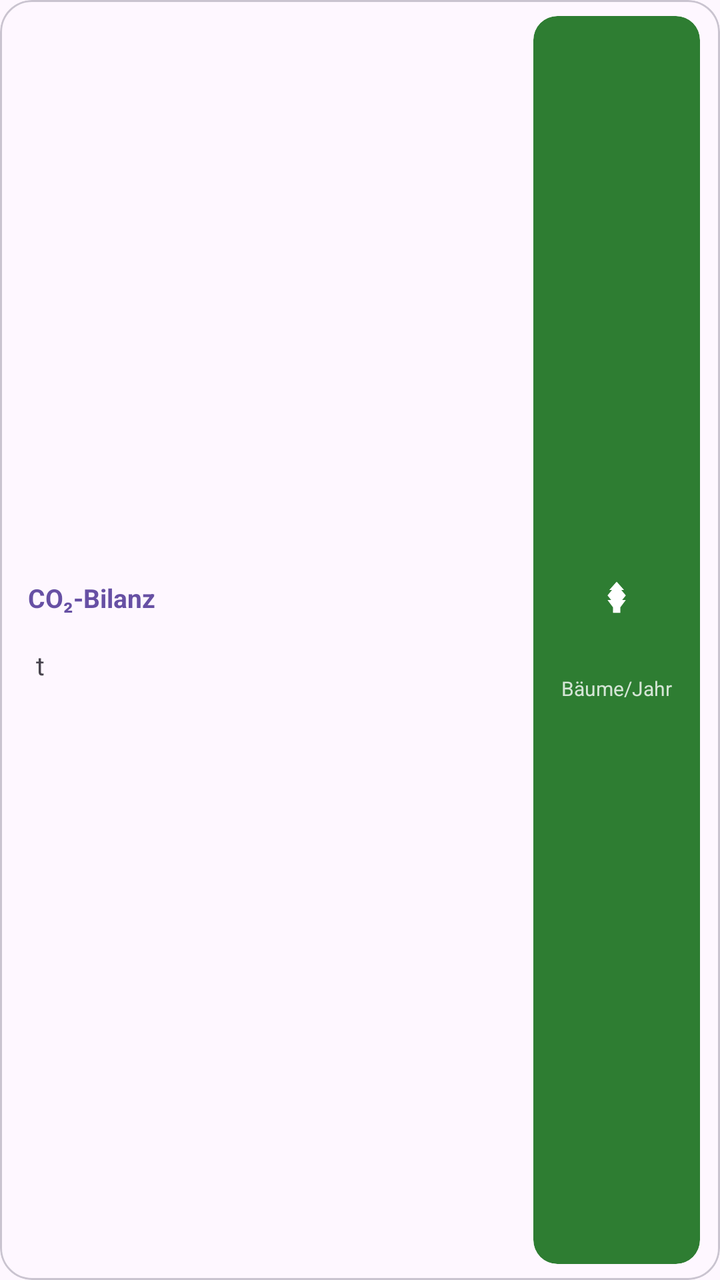
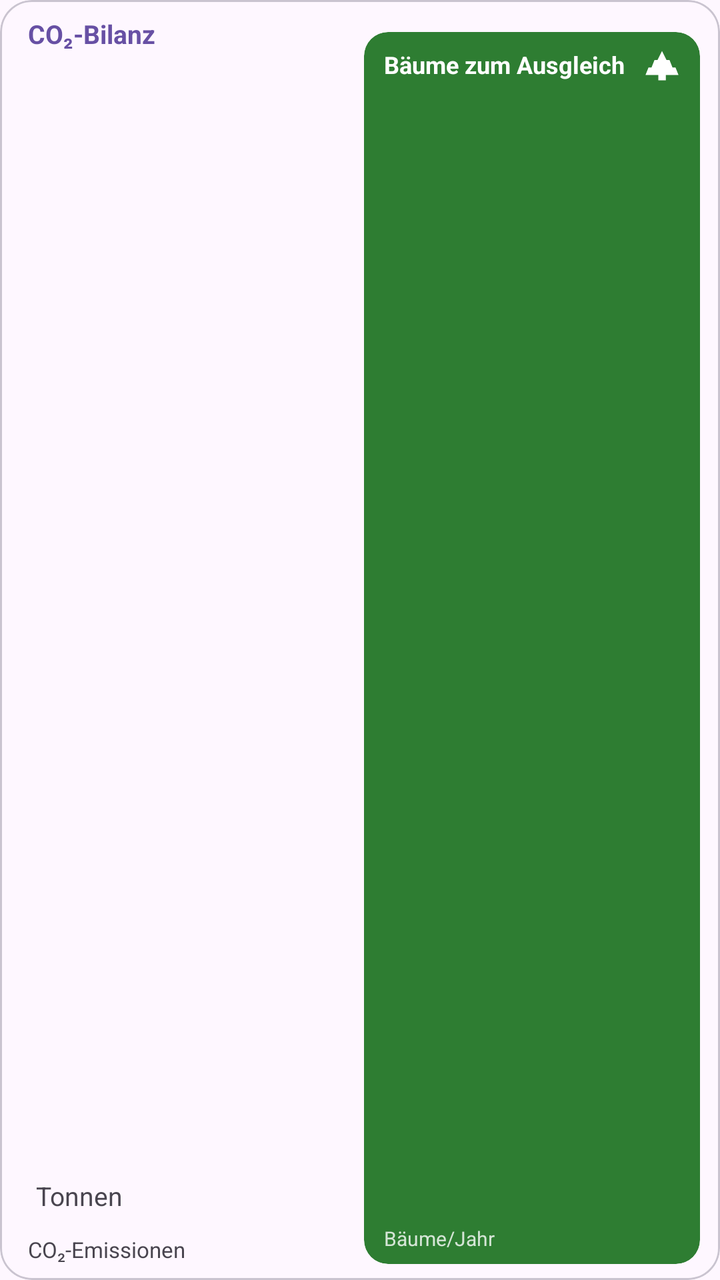

Before-and-after screenshots of an Android layout around one commit, followed by the original layout XML and the change that was made.
<!-- AndroidManifest.xml: application theme Theme.Logbook -->
<!-- res/layout/item_dashboard_tile_co2.xml -->
<?xml version="1.0" encoding="utf-8"?>
<com.google.android.material.card.MaterialCardView xmlns:android="http://schemas.android.com/apk/res/android"
    xmlns:app="http://schemas.android.com/apk/res-auto"
    android:id="@+id/tile_card"
    android:layout_width="match_parent"
    android:layout_height="104dp"
    android:clickable="true"
    android:focusable="true"
    android:foreground="?attr/selectableItemBackground"
    app:cardCornerRadius="16dp"
    app:cardElevation="0dp"
    app:strokeWidth="1dp">

    <LinearLayout
        android:layout_width="match_parent"
        android:layout_height="match_parent"
        android:gravity="center_vertical"
        android:orientation="horizontal"
        android:paddingStart="14dp"
        android:paddingEnd="10dp">

        <LinearLayout
            android:layout_width="0dp"
            android:layout_height="wrap_content"
            android:layout_weight="1"
            android:orientation="vertical">

            <TextView
                android:layout_width="wrap_content"
                android:layout_height="wrap_content"
                android:text="@string/tile_co2"
                android:textColor="?attr/colorPrimary"
                android:textSize="13sp"
                android:textStyle="bold" />

            <LinearLayout
                android:layout_width="wrap_content"
                android:layout_height="wrap_content"
                android:layout_marginTop="2dp"
                android:gravity="bottom"
                android:orientation="horizontal">

                <TextView
                    android:id="@+id/tv_co2_value"
                    android:layout_width="wrap_content"
                    android:layout_height="wrap_content"
                    android:maxLines="1"
                    android:textColor="?attr/colorOnSurface"
                    android:textSize="30sp"
                    android:textStyle="bold" />

                <TextView
                    android:id="@+id/tv_co2_unit"
                    android:layout_width="wrap_content"
                    android:layout_height="wrap_content"
                    android:layout_marginStart="4dp"
                    android:layout_marginBottom="4dp"
                    android:text="@string/co2_tonnes_unit"
                    android:textColor="?attr/colorOnSurfaceVariant"
                    android:textSize="13sp" />
            </LinearLayout>
        </LinearLayout>

        <com.google.android.material.card.MaterialCardView
            android:id="@+id/card_trees"
            android:layout_width="wrap_content"
            android:layout_height="match_parent"
            android:layout_marginVertical="8dp"
            app:cardBackgroundColor="@color/co2_trees_bg"
            app:cardCornerRadius="12dp"
            app:cardElevation="0dp"
            app:strokeWidth="0dp">

            <LinearLayout
                android:layout_width="wrap_content"
                android:layout_height="match_parent"
                android:gravity="center"
                android:orientation="vertical"
                android:paddingHorizontal="14dp">

                <ImageView
                    android:layout_width="22dp"
                    android:layout_height="22dp"
                    android:contentDescription="@null"
                    android:importantForAccessibility="no"
                    android:src="@drawable/ic_tree"
                    app:tint="@color/co2_trees_on" />

                <TextView
                    android:id="@+id/tv_trees_value"
                    android:layout_width="wrap_content"
                    android:layout_height="wrap_content"
                    android:layout_marginTop="2dp"
                    android:maxLines="1"
                    android:textColor="@color/co2_trees_on"
                    android:textSize="18sp"
                    android:textStyle="bold" />

                <TextView
                    android:layout_width="wrap_content"
                    android:layout_height="wrap_content"
                    android:text="@string/co2_trees_label"
                    android:textColor="@color/co2_trees_on_variant"
                    android:textSize="10sp" />
            </LinearLayout>
        </com.google.android.material.card.MaterialCardView>
    </LinearLayout>
</com.google.android.material.card.MaterialCardView>
<!-- resources referenced by this layout -->
<resources>
  <color name="co2_trees_bg">#FF2E7D32</color>
  <color name="co2_trees_on">#FFFFFFFF</color>
  <color name="co2_trees_on_variant">#CCFFFFFF</color>
  <!-- drawable ic_tree (drawable) -->
  <?xml version="1.0" encoding="utf-8"?>
  <vector xmlns:android="http://schemas.android.com/apk/res/android"
      android:width="24dp"
      android:height="24dp"
      android:viewportWidth="24"
      android:viewportHeight="24">
      <path
          android:fillColor="@android:color/white"
          android:pathData="M17,12h-2l2,-2.5 -2.5,-3H16L12,2 8,6.5h1.5L7,9.5 9,12H7l3,4v3h4v-3l3,-4z" />
  </vector>
  <string name="co2_tonnes_unit">t</string>
  <string name="co2_trees_label">Bäume/Jahr</string>
  <string name="tile_co2">CO₂-Bilanz</string>
  <style name="Theme.Logbook" parent="Base.Theme.Logbook">
          <item name="android:navigationBarColor">@android:color/transparent</item>
          <item name="android:statusBarColor">@android:color/transparent</item>
          <item name="android:windowLightStatusBar">?attr/isLightTheme</item>
      </style>
  <style name="Base.Theme.Logbook" parent="Theme.Material3.DayNight.NoActionBar">
          
          
      </style>
</resources>

<!-- the commit's change to res/layout/item_dashboard_tile_co2.xml (unified diff, before → after) -->
@@ -14,14 +14,14 @@
     <LinearLayout
         android:layout_width="match_parent"
         android:layout_height="match_parent"
-        android:gravity="center_vertical"
         android:orientation="horizontal"
         android:paddingStart="14dp"
+        android:paddingTop="8dp"
         android:paddingEnd="10dp">
 
         <LinearLayout
             android:layout_width="0dp"
-            android:layout_height="wrap_content"
+            android:layout_height="match_parent"
             android:layout_weight="1"
             android:orientation="vertical">
 
@@ -34,75 +34,126 @@
                 android:textStyle="bold" />
 
             <LinearLayout
-                android:layout_width="wrap_content"
-                android:layout_height="wrap_content"
-                android:layout_marginTop="2dp"
+                android:layout_width="match_parent"
+                android:layout_height="0dp"
+                android:layout_weight="1"
                 android:gravity="bottom"
-                android:orientation="horizontal">
+                android:orientation="vertical"
+                android:paddingBottom="8dp">
+
+                <LinearLayout
+                    android:layout_width="wrap_content"
+                    android:layout_height="wrap_content"
+                    android:gravity="bottom"
+                    android:orientation="horizontal">
+
+                    <TextView
+                        android:id="@+id/tv_co2_value"
+                        android:layout_width="wrap_content"
+                        android:layout_height="wrap_content"
+                        android:maxLines="1"
+                        android:textColor="?attr/colorOnSurface"
+                        android:textSize="30sp"
+                        android:textStyle="bold" />
+
+                    <TextView
+                        android:id="@+id/tv_co2_unit"
+                        android:layout_width="wrap_content"
+                        android:layout_height="wrap_content"
+                        android:layout_marginStart="4dp"
+                        android:layout_marginBottom="4dp"
+                        android:text="@string/co2_tonnes_unit"
+                        android:textColor="?attr/colorOnSurfaceVariant"
+                        android:textSize="13sp" />
+                </LinearLayout>
 
                 <TextView
-                    android:id="@+id/tv_co2_value"
                     android:layout_width="wrap_content"
                     android:layout_height="wrap_content"
-                    android:maxLines="1"
-                    android:textColor="?attr/colorOnSurface"
-                    android:textSize="30sp"
-                    android:textStyle="bold" />
-
-                <TextView
-                    android:id="@+id/tv_co2_unit"
-                    android:layout_width="wrap_content"
-                    android:layout_height="wrap_content"
-                    android:layout_marginStart="4dp"
-                    android:layout_marginBottom="4dp"
-                    android:text="@string/co2_tonnes_unit"
+                    android:layout_marginTop="2dp"
+                    android:text="@string/co2_emissions_label"
                     android:textColor="?attr/colorOnSurfaceVariant"
-                    android:textSize="13sp" />
+                    android:textSize="11sp" />
             </LinearLayout>
         </LinearLayout>
 
         <com.google.android.material.card.MaterialCardView
             android:id="@+id/card_trees"
-            android:layout_width="wrap_content"
+            android:layout_width="0dp"
             android:layout_height="match_parent"
             android:layout_marginVertical="8dp"
+            android:layout_weight="1"
             app:cardBackgroundColor="@color/co2_trees_bg"
             app:cardCornerRadius="12dp"
             app:cardElevation="0dp"
             app:strokeWidth="0dp">
 
-            <LinearLayout
-                android:layout_width="wrap_content"
-                android:layout_height="match_parent"
-                android:gravity="center"
-                android:orientation="vertical"
-                android:paddingHorizontal="14dp">
+            <androidx.constraintlayout.widget.ConstraintLayout
+                android:layout_width="match_parent"
+                android:layout_height="match_parent">
+
+                <TextView
+                    android:id="@+id/tv_trees_title"
+                    android:layout_width="0dp"
+                    android:layout_height="wrap_content"
+                    android:layout_marginStart="10dp"
+                    android:layout_marginTop="8dp"
+                    android:layout_marginEnd="30dp"
+                    android:ellipsize="end"
+                    android:maxLines="1"
+                    android:text="@string/co2_trees_title"
+                    android:textColor="@color/co2_trees_on"
+                    android:textSize="12sp"
+                    android:textStyle="bold"
+                    app:layout_constraintEnd_toEndOf="parent"
+                    app:layout_constraintStart_toStartOf="parent"
+                    app:layout_constraintTop_toTopOf="parent" />
 
                 <ImageView
-                    android:layout_width="22dp"
-                    android:layout_height="22dp"
+                    android:id="@+id/iv_trees_icon"
+                    android:layout_width="18dp"
+                    android:layout_height="18dp"
                     android:contentDescription="@null"
                     android:importantForAccessibility="no"
-                    android:src="@drawable/ic_tree"
+                    android:src="@drawable/ic_fir"
+                    app:layout_constraintEnd_toEndOf="parent"
+                    app:layout_constraintTop_toTopOf="parent"
+                    android:layout_marginEnd="10dp"
+                    android:layout_marginTop="8dp"
                     app:tint="@color/co2_trees_on" />
 
-                <TextView
-                    android:id="@+id/tv_trees_value"
-                    android:layout_width="wrap_content"
-                    android:layout_height="wrap_content"
-                    android:layout_marginTop="2dp"
-                    android:maxLines="1"
-                    android:textColor="@color/co2_trees_on"
-                    android:textSize="18sp"
-                    android:textStyle="bold" />
+                <LinearLayout
+                    android:layout_width="0dp"
+                    android:layout_height="0dp"
+                    android:layout_marginStart="10dp"
+                    android:layout_marginTop="4dp"
+                    android:layout_marginEnd="10dp"
+                    android:layout_marginBottom="6dp"
+                    android:gravity="bottom"
+                    android:orientation="vertical"
+                    app:layout_constraintBottom_toBottomOf="parent"
+                    app:layout_constraintEnd_toEndOf="parent"
+                    app:layout_constraintStart_toStartOf="parent"
+                    app:layout_constraintTop_toBottomOf="@id/tv_trees_title">
 
-                <TextView
-                    android:layout_width="wrap_content"
-                    android:layout_height="wrap_content"
-                    android:text="@string/co2_trees_label"
-                    android:textColor="@color/co2_trees_on_variant"
-                    android:textSize="10sp" />
-            </LinearLayout>
+                    <TextView
+                        android:id="@+id/tv_trees_value"
+                        android:layout_width="wrap_content"
+                        android:layout_height="wrap_content"
+                        android:maxLines="1"
+                        android:textColor="@color/co2_trees_on"
+                        android:textSize="18sp"
+                        android:textStyle="bold" />
+
+                    <TextView
+                        android:layout_width="wrap_content"
+                        android:layout_height="wrap_content"
+                        android:layout_marginTop="1dp"
+                        android:text="@string/co2_trees_label"
+                        android:textColor="@color/co2_trees_on_variant"
+                        android:textSize="10sp" />
+                </LinearLayout>
+            </androidx.constraintlayout.widget.ConstraintLayout>
         </com.google.android.material.card.MaterialCardView>
     </LinearLayout>
 </com.google.android.material.card.MaterialCardView>
<!-- resource entries referenced after the edit -->
@@ -3,7 +3,7 @@
   <color name="co2_trees_bg">#FF2E7D32</color>
   <color name="co2_trees_on">#FFFFFFFF</color>
   <color name="co2_trees_on_variant">#CCFFFFFF</color>
-  <!-- drawable ic_tree (drawable) -->
+  <!-- drawable ic_fir (drawable) -->
   <?xml version="1.0" encoding="utf-8"?>
   <vector xmlns:android="http://schemas.android.com/apk/res/android"
       android:width="24dp"
@@ -12,10 +12,12 @@
       android:viewportHeight="24">
       <path
           android:fillColor="@android:color/white"
-          android:pathData="M17,12h-2l2,-2.5 -2.5,-3H16L12,2 8,6.5h1.5L7,9.5 9,12H7l3,4v3h4v-3l3,-4z" />
+          android:pathData="M12,2L15,8H17L19,13H21L23,18H14.5V21.5H9.5V18H1L3,13H5L7,8H9L12,2Z" />
   </vector>
-  <string name="co2_tonnes_unit">t</string>
+  <string name="co2_emissions_label">CO₂-Emissionen</string>
+  <string name="co2_tonnes_unit">Tonnen</string>
   <string name="co2_trees_label">Bäume/Jahr</string>
+  <string name="co2_trees_title">Bäume zum Ausgleich</string>
   <string name="tile_co2">CO₂-Bilanz</string>
   <style name="Theme.Logbook" parent="Base.Theme.Logbook">
           <item name="android:navigationBarColor">@android:color/transparent</item>
